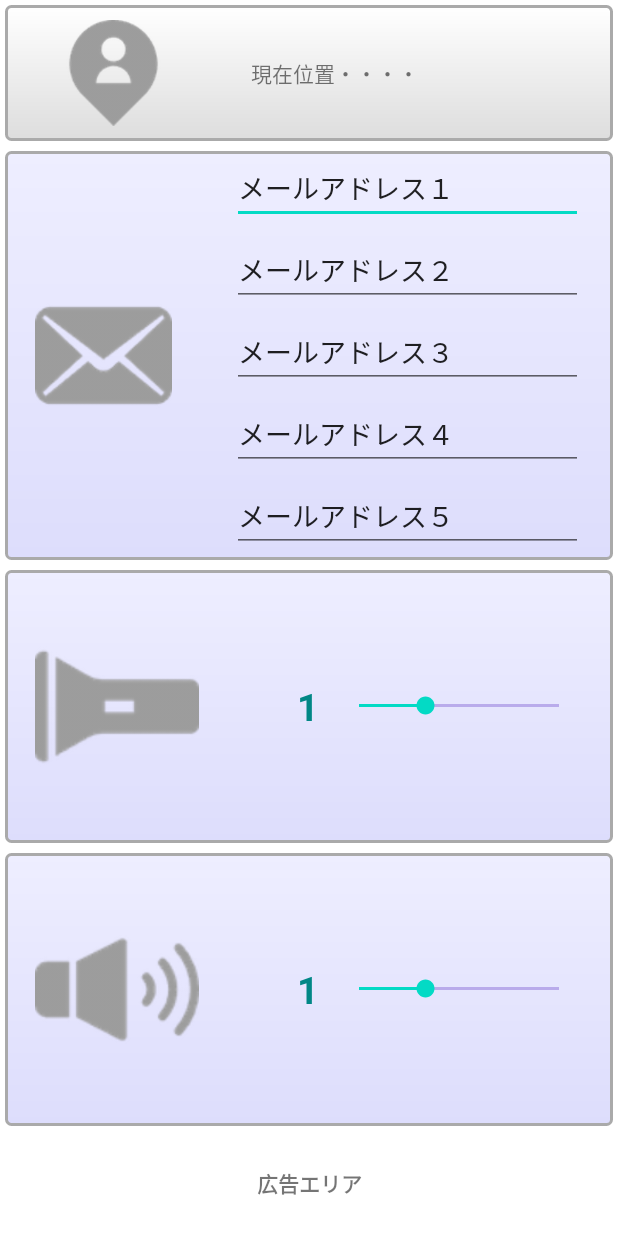
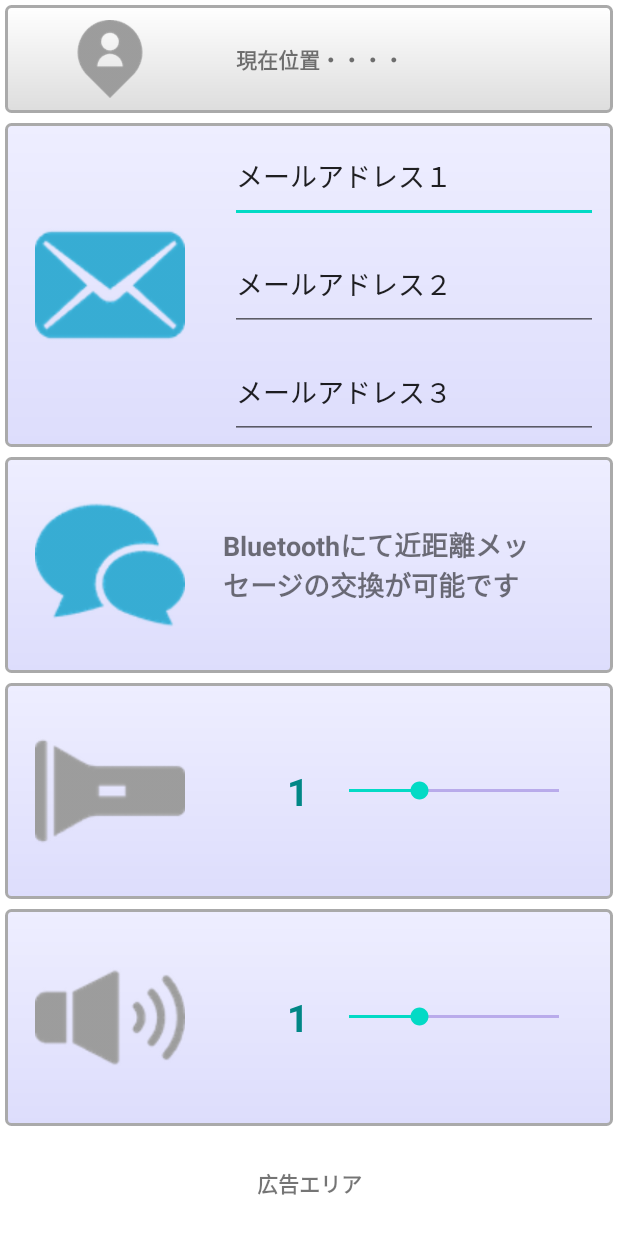
Before and after one commit to tfs-apps-one/NoticeMe, an Android app: the screen it shows after launch (MainActivity), on a phone screen of 412 x 824 dp. Run offline under Robolectric (Android 15) with nearby library versions, the phone set to English and light mode, and no system bars.

Commit message:
画面にメッセージBluetoothを追加

```diff
--- a/app/src/main/res/layout/activity_main.xml
+++ b/app/src/main/res/layout/activity_main.xml
@@ -29,13 +29,12 @@
 
             <ImageButton
                 android:id="@+id/btn_img_pos"
-                android:layout_width="0dp"
+                android:layout_width="100dp"
                 android:layout_height="match_parent"
-                android:layout_marginStart="10dp"
+                android:layout_marginStart="20dp"
                 android:layout_marginTop="10dp"
                 android:layout_marginEnd="10dp"
                 android:layout_marginBottom="10dp"
-                android:layout_weight="2"
                 android:src="@drawable/gps0"
                 android:background="@null"
                 android:scaleType="fitCenter"
@@ -45,13 +44,14 @@
                 android:id="@+id/text_gps_status"
                 android:layout_width="0dp"
                 android:layout_height="match_parent"
-                android:layout_marginStart="5dp"
+                android:layout_marginStart="10dp"
                 android:layout_marginTop="5dp"
                 android:layout_marginEnd="5dp"
                 android:layout_marginBottom="5dp"
                 android:layout_weight="4"
                 android:gravity="center|left"
                 android:text = "　現在位置・・・・"
+                android:textStyle="bold"
                 tools:ignore="SpeakableTextPresentCheck" />
         </LinearLayout>
 
@@ -72,14 +72,13 @@
 
             <ImageButton
                 android:id="@+id/btn_img_mail"
-                android:layout_width="0dp"
+                android:layout_width="100dp"
                 android:layout_height="match_parent"
                 android:layout_marginStart="20dp"
                 android:layout_marginTop="5dp"
                 android:layout_marginEnd="20dp"
                 android:layout_marginBottom="5dp"
-                android:layout_weight="2"
-                android:src="@drawable/mail0"
+                android:src="@drawable/mail1"
                 android:background="@null"
                 android:scaleType="fitCenter"
                 tools:ignore="SpeakableTextPresentCheck" />
@@ -96,9 +95,9 @@
                     android:id="@+id/edit_address1"
                     android:layout_width="match_parent"
                     android:layout_height="0dp"
-                    android:layout_marginStart="20dp"
+                    android:layout_marginStart="10dp"
                     android:layout_marginTop="5dp"
-                    android:layout_marginEnd="20dp"
+                    android:layout_marginEnd="10dp"
                     android:layout_marginBottom="5dp"
                     android:layout_weight="1"
                     android:inputType="textEmailAddress"
@@ -109,9 +108,9 @@
                     android:id="@+id/edit_address2"
                     android:layout_width="match_parent"
                     android:layout_height="0dp"
-                    android:layout_marginStart="20dp"
+                    android:layout_marginStart="10dp"
                     android:layout_marginTop="5dp"
-                    android:layout_marginEnd="20dp"
+                    android:layout_marginEnd="10dp"
                     android:layout_marginBottom="5dp"
                     android:layout_weight="1"
                     android:inputType="textEmailAddress"
@@ -122,39 +121,59 @@
                     android:id="@+id/edit_address3"
                     android:layout_width="match_parent"
                     android:layout_height="0dp"
-                    android:layout_marginStart="20dp"
+                    android:layout_marginStart="10dp"
                     android:layout_marginTop="5dp"
-                    android:layout_marginEnd="20dp"
+                    android:layout_marginEnd="10dp"
                     android:layout_marginBottom="5dp"
                     android:layout_weight="1"
                     android:text = "メールアドレス３"
                     tools:ignore="SpeakableTextPresentCheck" />
 
-                <EditText
-                    android:id="@+id/edit_address4"
+            </LinearLayout>
+
+        </LinearLayout>
+
+        <LinearLayout
+            android:id="@+id/linearLayout_61"
             android:layout_width="match_parent"
             android:layout_height="0dp"
+            android:layout_weight="2"
+            android:layout_marginStart="3dp"
+            android:layout_marginTop="3dp"
+            android:layout_marginEnd="3dp"
+            android:layout_marginBottom="3dp"
+            android:background="@drawable/bak_btn_1"
+            app:backgroundTint="@null"
+            android:layout_alignParentStart="true"
+            android:orientation="horizontal">
+
+            <ImageButton
+                android:id="@+id/btn_img_mess"
+                android:layout_width="100dp"
+                android:layout_height="match_parent"
                 android:layout_marginStart="20dp"
                 android:layout_marginTop="5dp"
                 android:layout_marginEnd="20dp"
                 android:layout_marginBottom="5dp"
-                    android:layout_weight="1"
-                    android:text = "メールアドレス４"
+                android:background="@null"
+                android:scaleType="fitCenter"
+                android:src="@drawable/mess1"
                 tools:ignore="SpeakableTextPresentCheck" />
 
-                <EditText
-                    android:id="@+id/edit_address5"
-                    android:layout_width="match_parent"
-                    android:layout_height="0dp"
-                    android:layout_marginStart="20dp"
+            <TextView
+                android:id="@+id/text_mess"
+                android:layout_width="0dp"
+                android:layout_height="match_parent"
+                android:layout_weight="4"
                 android:layout_marginTop="5dp"
-                    android:layout_marginEnd="20dp"
+                android:layout_marginStart="5dp"
                 android:layout_marginBottom="5dp"
-                    android:layout_weight="1"
-                    android:text = "メールアドレス５"
-                    tools:ignore="SpeakableTextPresentCheck" />
-
-            </LinearLayout>
+                android:layout_marginEnd="30dp"
+                android:gravity="center|left"
+                android:text="Bluetoothにて近距離メッセージの交換が可能です"
+                android:textSize="18dp"
+                android:textStyle="bold"
+                />
 
         </LinearLayout>
 
@@ -174,13 +193,12 @@
 
             <ImageButton
                 android:id="@+id/btn_img_sound"
-                android:layout_width="0dp"
+                android:layout_width="100dp"
                 android:layout_height="match_parent"
                 android:layout_marginStart="20dp"
                 android:layout_marginTop="5dp"
                 android:layout_marginEnd="20dp"
                 android:layout_marginBottom="5dp"
-                android:layout_weight="2"
                 android:src="@drawable/light0"
                 android:background="@null"
                 android:scaleType="fitCenter"
@@ -233,13 +251,12 @@
 
             <ImageButton
                 android:id="@+id/btn_img_light"
-                android:layout_width="0dp"
+                android:layout_width="100dp"
                 android:layout_height="match_parent"
                 android:layout_marginStart="20dp"
                 android:layout_marginTop="5dp"
                 android:layout_marginEnd="20dp"
                 android:layout_marginBottom="5dp"
-                android:layout_weight="2"
                 android:background="@null"
                 android:scaleType="fitCenter"
 
```
Also changed, not shown: app/src/main/res/drawable/blue0.png (added), app/src/main/res/drawable/blue00.png (added), app/src/main/res/drawable/blue1.png (added), app/src/main/res/drawable/mess0.png (added), app/src/main/res/drawable/mess1.png (added). Lines whose indentation alone changed are shown as unchanged.
